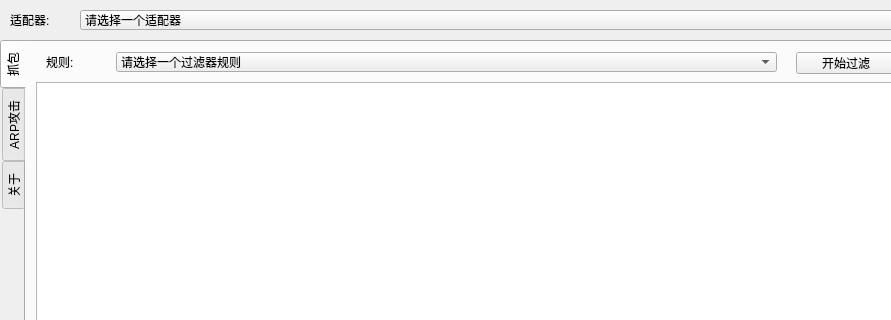
Above: sniffer/mainwindow.ui from yilinfang/sniffer before the change; both pictures show x 0 to 891 and y 0 to 320 of the 1024 by 768 pixel window. Below: the same form after it.
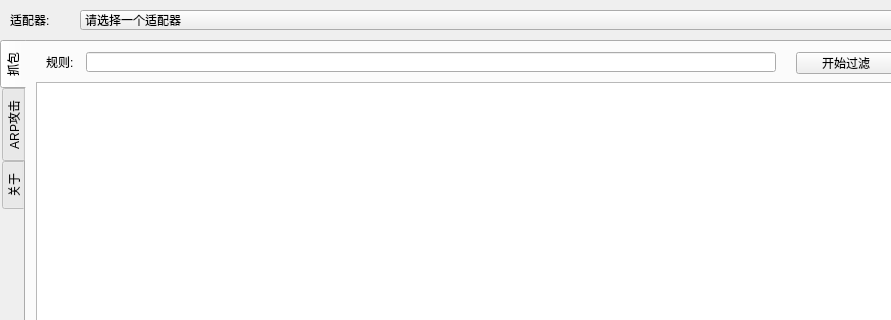
That is the form after the change.

```diff
--- a/sniffer/mainwindow.ui
+++ b/sniffer/mainwindow.ui
@@ -80,7 +80,7 @@
        <rect>
         <x>20</x>
         <y>10</y>
-        <width>60</width>
+        <width>40</width>
         <height>20</height>
        </rect>
       </property>
@@ -88,41 +88,6 @@
        <string>规则:</string>
       </property>
      </widget>
-     <widget class="QComboBox" name="comboBox_filter_tab1">
-      <property name="geometry">
-       <rect>
-        <x>90</x>
-        <y>10</y>
-        <width>661</width>
-        <height>20</height>
-       </rect>
-      </property>
-      <item>
-       <property name="text">
-        <string>请选择一个过滤器规则</string>
-       </property>
-      </item>
-      <item>
-       <property name="text">
-        <string>tcp</string>
-       </property>
-      </item>
-      <item>
-       <property name="text">
-        <string>udp</string>
-       </property>
-      </item>
-      <item>
-       <property name="text">
-        <string>arp</string>
-       </property>
-      </item>
-      <item>
-       <property name="text">
-        <string>icmp</string>
-       </property>
-      </item>
-     </widget>
      <widget class="QPushButton" name="pushButton_startPcap_tab1">
       <property name="geometry">
        <rect>
@@ -288,6 +253,16 @@
        </rect>
       </property>
      </widget>
+     <widget class="QLineEdit" name="lineEdit_filter_tab1">
+      <property name="geometry">
+       <rect>
+        <x>60</x>
+        <y>10</y>
+        <width>690</width>
+        <height>20</height>
+       </rect>
+      </property>
+     </widget>
     </widget>
     <widget class="QWidget" name="tab_2">
      <attribute name="title">
```
